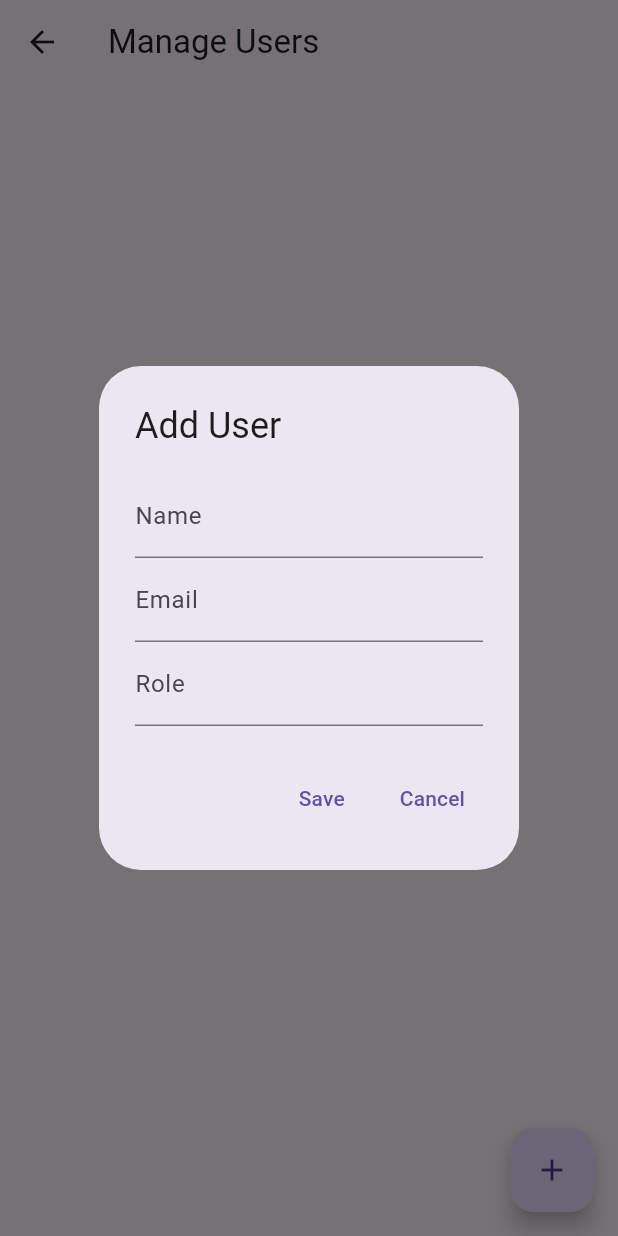
After one commit to najwaasyilah/UCUA-SAFETY-SYSTEM, a Flutter app: the AdminUserManagementScreen screen opened directly, after a tap on the "add" icon, on a phone screen of 412 x 824 dp. The commit adds this screen. Run offline on Flutter 3.47's test engine with Material 3 defaults, Android fonts, the phone set to English and light mode, and no system bars; our stand-ins replace carousel_slider, cloud_firestore, firebase_auth, firebase_core, firebase_storage, flutter_spinkit and 2 more; accounts and stored records are empty.

Commit message:
add the admin management tools

```diff
--- /dev/null
+++ b/lib/features/ucua_fx/screens/pages/Admin/user_profile/admin_management_tools.dart
@@ -0,0 +1,163 @@
+import 'package:flutter/material.dart';
+import 'package:cloud_firestore/cloud_firestore.dart';
+
+class AdminUserManagementScreen extends StatefulWidget {
+  @override
+  _AdminUserManagementScreenState createState() =>
+      _AdminUserManagementScreenState();
+}
+
+class _AdminUserManagementScreenState extends State<AdminUserManagementScreen> {
+  final FirebaseFirestore _firestore = FirebaseFirestore.instance;
+
+  void _addUser(Map<String, dynamic> user) {
+    _firestore.collection('users').add(user);
+  }
+
+  void _updateUser(String userId, Map<String, dynamic> user) {
+    _firestore.collection('users').doc(userId).update(user);
+  }
+
+  void _deleteUser(String userId) {
+    _firestore.collection('users').doc(userId).delete();
+  }
+
+  @override
+  Widget build(BuildContext context) {
+    return Scaffold(
+      appBar: AppBar(
+        title: Text('Manage Users'),
+      ),
+      body: StreamBuilder(
+        stream: _firestore.collection('users').snapshots(),
+        builder: (context, AsyncSnapshot<QuerySnapshot> snapshot) {
+          if (!snapshot.hasData) {
+            return Center(child: CircularProgressIndicator());
+          }
+          return ListView.builder(
+            itemCount: snapshot.data!.docs.length,
+            itemBuilder: (context, index) {
+              DocumentSnapshot doc = snapshot.data!.docs[index];
+              Map<String, dynamic> user = doc.data() as Map<String, dynamic>;
+              String name = user['name'] ?? 'No Name';
+              String email = user['email'] ?? 'No Email';
+              String role = user['role'] ?? 'No Role';
+
+              return ListTile(
+                title: Text(name),
+                subtitle: Text(email),
+                trailing: Row(
+                  mainAxisSize: MainAxisSize.min,
+                  children: [
+                    IconButton(
+                      icon: Icon(Icons.edit),
+                      onPressed: () {
+                        _showUserForm(context, userId: doc.id, user: user);
+                      },
+                    ),
+                    IconButton(
+                      icon: Icon(Icons.delete),
+                      onPressed: () {
+                        _deleteUser(doc.id);
+                      },
+                    ),
+                  ],
+                ),
+              );
+            },
+          );
+        },
+      ),
+      floatingActionButton: FloatingActionButton(
+        onPressed: () {
+          _showUserForm(context);
+        },
+        child: Icon(Icons.add),
+      ),
+    );
+  }
+
+  void _showUserForm(BuildContext context,
+      {String? userId, Map<String, dynamic>? user}) {
+    final _formKey = GlobalKey<FormState>();
+    final TextEditingController _nameController =
+        TextEditingController(text: user?['name']);
+    final TextEditingController _emailController =
+        TextEditingController(text: user?['email']);
+    final TextEditingController _roleController =
+        TextEditingController(text: user?['role']);
+
+    showDialog(
+      context: context,
+      builder: (context) {
+        return AlertDialog(
+          title: Text(user == null ? 'Add User' : 'Edit User'),
+          content: Form(
+            key: _formKey,
+            child: Column(
+              mainAxisSize: MainAxisSize.min,
+              children: [
+                TextFormField(
+                  controller: _nameController,
+                  decoration: InputDecoration(labelText: 'Name'),
+                  validator: (value) {
+                    if (value == null || value.isEmpty) {
+                      return 'Please enter a name';
+                    }
+                    return null;
+                  },
+                ),
+                TextFormField(
+                  controller: _emailController,
+                  decoration: InputDecoration(labelText: 'Email'),
+                  validator: (value) {
+                    if (value == null || value.isEmpty) {
+                      return 'Please enter an email';
+                    }
+                    return null;
+                  },
+                ),
+                TextFormField(
+                  controller: _roleController,
+                  decoration: InputDecoration(labelText: 'Role'),
+                  validator: (value) {
+                    if (value == null || value.isEmpty) {
+                      return 'Please enter a role';
+                    }
+                    return null;
+                  },
+                ),
+              ],
+            ),
+          ),
+          actions: [
+            TextButton(
+              onPressed: () {
+                if (_formKey.currentState!.validate()) {
+                  Map<String, dynamic> newUser = {
+                    'name': _nameController.text,
+                    'email': _emailController.text,
+                    'role': _roleController.text,
+                  };
+                  if (userId == null) {
+                    _addUser(newUser);
+                  } else {
+                    _updateUser(userId, newUser);
+                  }
+                  Navigator.of(context).pop();
+                }
+              },
+              child: Text('Save'),
+            ),
+            TextButton(
+              onPressed: () {
+                Navigator.of(context).pop();
+              },
+              child: Text('Cancel'),
+            ),
+          ],
+        );
+      },
+    );
+  }
+}
```
Also changed, not shown: lib/features/ucua_fx/screens/pages/Admin/homeAdmin.dart (+37 -18 lines).
